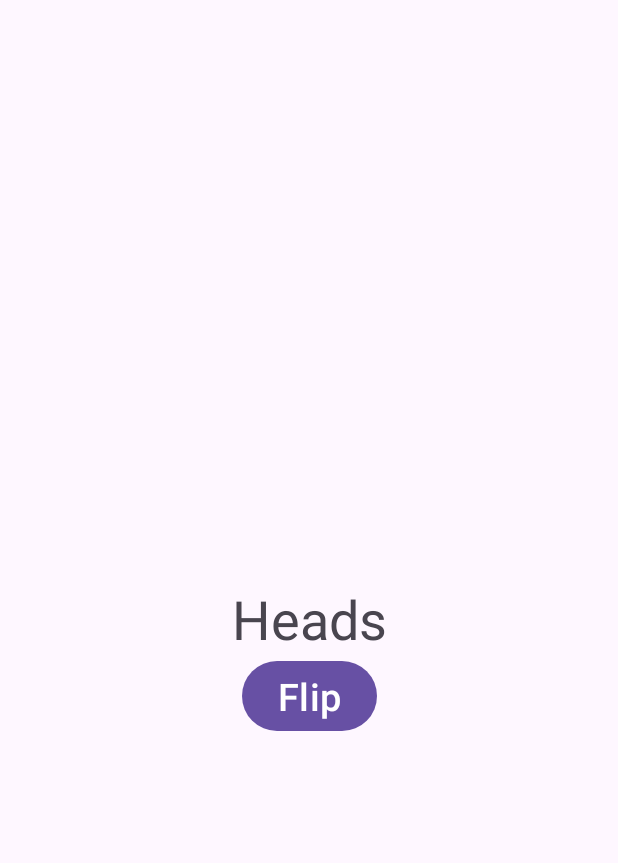
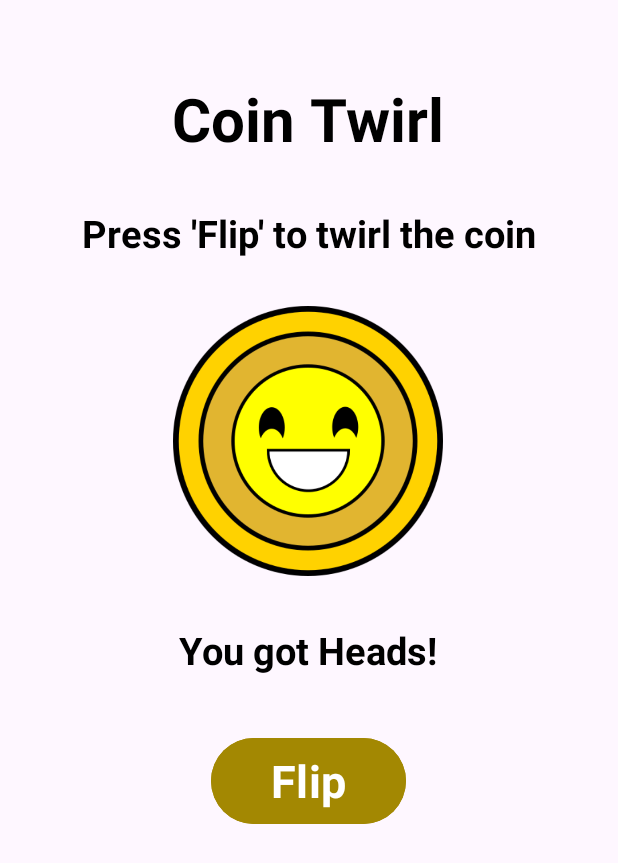
Before and after one commit to AS-Coope/Coin-Twirl-App, an Android app: the screen it shows after launch (MainActivity), after a tap on "Flip", on a phone screen of 412 x 824 dp. Shown: the top 863 px of the screen. Run offline under Robolectric (Android 15) with nearby library versions, the phone set to English and light mode, and no system bars.

Commit message:
Added Heads and Tails icons

```diff
--- a/app/src/main/java/com/example/coinflipper/MainActivity.kt
+++ b/app/src/main/java/com/example/coinflipper/MainActivity.kt
@@ -2,25 +2,43 @@ package com.example.coinflipper
 
 import android.os.Bundle
 import android.widget.Button
+import android.widget.ImageView
 import android.widget.TextView
 import androidx.appcompat.app.AppCompatActivity
 
 class MainActivity : AppCompatActivity() {
+
     override fun onCreate(savedInstanceState: Bundle?) {
         super.onCreate(savedInstanceState)
         setContentView(R.layout.activity_main)
 
-        val flipButton: Button = findViewById(R.id.button)
+        val flipButton: Button = findViewById(R.id.flipBtn)
         flipButton.setOnClickListener {
             flipCoin()
         }
+        // show image on first start of app
+        val startImage: ImageView = findViewById(R.id.iconIv)
+        startImage.setImageResource(R.drawable.coin_heads)
     }
 
     private fun flipCoin(){
         val coin = Coin()
-        val resultView: TextView = findViewById(R.id.textView)
+        val coinResult: TextView = findViewById(R.id.resultTv)
+        val imageResult: ImageView = findViewById(R.id.iconIv)
 
-        resultView.text = coin.flip()
+        // storing result of coin flip
+        val coinFlipResult = coin.flip()
+        // shows relevant icon when heads or tails is shown on coin
+        when(coinFlipResult){
+            "Heads" -> {
+                imageResult.setImageResource(R.drawable.coin_heads)
+            } "Tails" -> {
+                imageResult.setImageResource(R.drawable.coin_tails)
+            }
+        }
+        // display result message on screen
+        coinResult.text = "You got ${coinFlipResult}!"
+        imageResult.contentDescription = coinResult.text
     }
 }
 
--- a/app/src/main/res/layout/activity_main.xml
+++ b/app/src/main/res/layout/activity_main.xml
@@ -6,26 +6,75 @@
     android:layout_height="match_parent"
     tools:context=".MainActivity">
 
+    <Button
+        android:id="@+id/flipBtn"
+        android:layout_width="130dp"
+        android:layout_height="65dp"
+        android:layout_marginTop="104dp"
+        android:backgroundTint="#A38802"
+        android:fontFamily="sans-serif"
+        android:text="@string/flip"
+        android:textSize="30sp"
+        android:textStyle="bold"
+        app:layout_constraintEnd_toEndOf="parent"
+        app:layout_constraintHorizontal_bias="0.498"
+        app:layout_constraintStart_toStartOf="parent"
+        app:layout_constraintTop_toBottomOf="@+id/iconIv" />
+
+    <ImageView
+        android:id="@+id/iconIv"
+        android:layout_width="180dp"
+        android:layout_height="180dp"
+        android:layout_marginTop="204dp"
+        app:layout_constraintEnd_toEndOf="parent"
+        app:layout_constraintHorizontal_bias="0.497"
+        app:layout_constraintStart_toStartOf="parent"
+        app:layout_constraintTop_toTopOf="parent"
+        tools:srcCompat="@drawable/coin_heads" />
+
     <TextView
-        android:id="@+id/textView"
+        android:id="@+id/titleTv"
         android:layout_width="wrap_content"
         android:layout_height="wrap_content"
-        android:textSize="36sp"
-        app:layout_constraintBottom_toBottomOf="parent"
+        android:layout_marginTop="52dp"
+        android:fontFamily="sans-serif"
+        android:text="@string/title"
+        android:textColor="#000000"
+        android:textSize="40sp"
+        android:textStyle="bold"
+        app:layout_constraintEnd_toEndOf="parent"
+        app:layout_constraintHorizontal_bias="0.498"
+        app:layout_constraintStart_toStartOf="parent"
+        app:layout_constraintTop_toTopOf="parent"
+        tools:text="Coin Twirl" />
+
+    <TextView
+        android:id="@+id/instructTv"
+        android:layout_width="wrap_content"
+        android:layout_height="wrap_content"
+        android:layout_marginTop="32dp"
+        android:fontFamily="sans-serif"
+        android:text="@string/instructions"
+        android:textColor="@color/black"
+        android:textSize="25sp"
+        android:textStyle="bold"
         app:layout_constraintEnd_toEndOf="parent"
         app:layout_constraintStart_toStartOf="parent"
-        app:layout_constraintTop_toTopOf="parent"
-        tools:text="Heads" />
+        app:layout_constraintTop_toBottomOf="@+id/titleTv" />
 
-    <Button
-        android:id="@+id/button"
+    <TextView
+        android:id="@+id/resultTv"
         android:layout_width="wrap_content"
         android:layout_height="wrap_content"
-        android:text="@string/flip"
+        android:layout_marginTop="32dp"
+        android:fontFamily="sans-serif"
+        android:textColor="@color/black"
         android:textSize="25sp"
+        android:textStyle="bold"
         app:layout_constraintEnd_toEndOf="parent"
-        app:layout_constraintHorizontal_bias="0.5"
+        app:layout_constraintHorizontal_bias="0.497"
         app:layout_constraintStart_toStartOf="parent"
-        app:layout_constraintTop_toBottomOf="@+id/textView" />
+        app:layout_constraintTop_toBottomOf="@+id/iconIv"
+        tools:text="You got Heads!" />
 
 </androidx.constraintlayout.widget.ConstraintLayout>
--- a/app/src/main/res/values/strings.xml
+++ b/app/src/main/res/values/strings.xml
@@ -1,4 +1,6 @@
 <resources>
     <string name="app_name">Coin Flipper</string>
     <string name="flip">Flip</string>
+    <string name="title">Coin Twirl</string>
+    <string name="instructions">Press \'Flip\' to twirl the coin</string>
 </resources>
```
Also changed, not shown: app/src/main/res/drawable/coin_heads.png (added), app/src/main/res/drawable/coin_tails.png (added), 1 other file.
